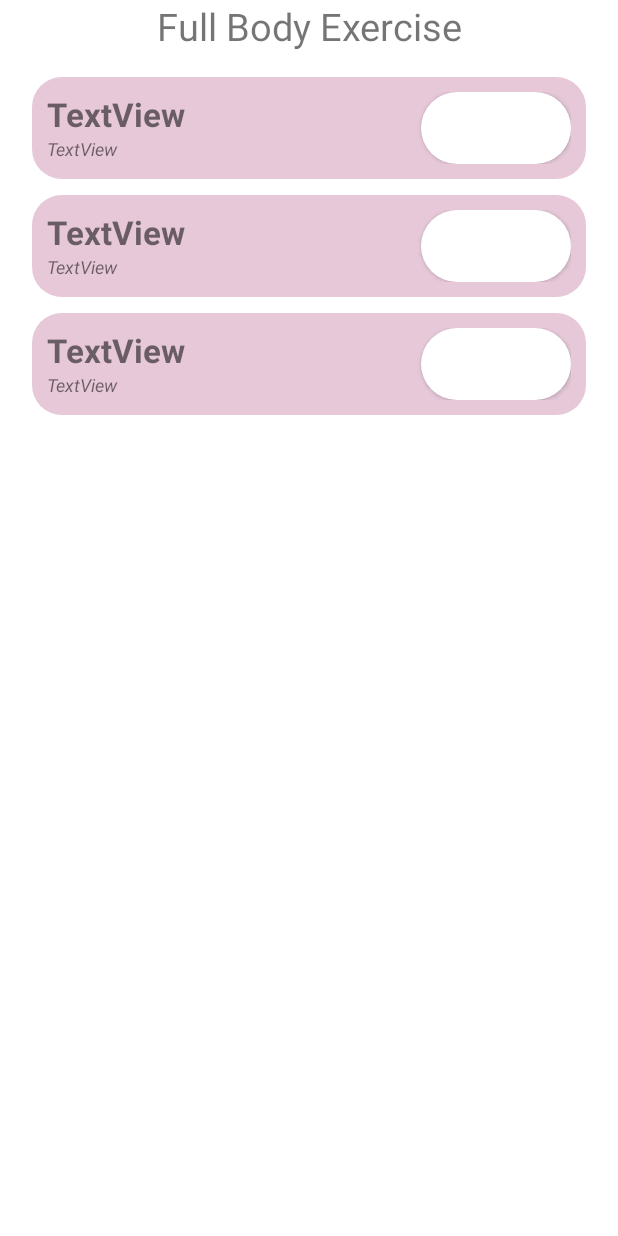
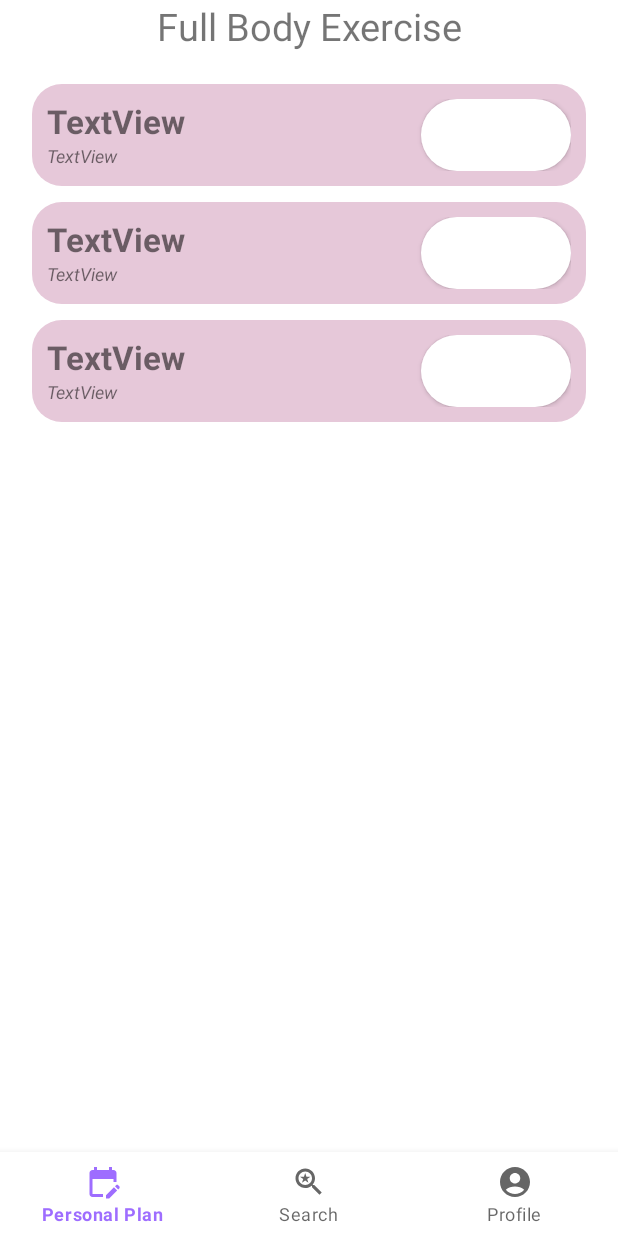
Before and after one commit to ninataa/fitnessapp, an Android app: the layout activity_group_exercises.xml on its own in the app's theme, with its tools: preview values and no code run, on a phone screen of 412 x 824 dp. Run offline under Robolectric (Android 15) with nearby library versions, the light colour scheme and no system bars.

Commit message:
My Custom App

```diff
--- a/app/src/main/java/com/example/android/roomwordssample/PersonalPlan.kt
+++ b/app/src/main/java/com/example/android/roomwordssample/PersonalPlan.kt
@@ -74,12 +74,6 @@ class PersonalPlan : AppCompatActivity() {
     fun deleteFavExercise(exercise: FavExercise) {
         groupList = mutableListOf<FavExercise>()
         favExerciseViewModel.removeExercises(exercise.ename)
-
-        Toast.makeText(
-            applicationContext,
-            "Exercise has been removed from your plan",
-            Toast.LENGTH_LONG
-        ).show()
     }
 
     fun exerciseDetail(exercise: FavExercise) {
--- /dev/null
+++ b/app/src/main/res/drawable/baseline_arrow_back_ios_24.xml
@@ -0,0 +1,5 @@
+<vector android:autoMirrored="true" android:height="24dp"
+    android:tint="#000000" android:viewportHeight="24"
+    android:viewportWidth="24" android:width="24dp" xmlns:android="http://schemas.android.com/apk/res/android">
+    <path android:fillColor="@android:color/white" android:pathData="M11.67,3.87L9.9,2.1 0,12l9.9,9.9 1.77,-1.77L3.54,12z"/>
+</vector>
--- a/app/src/main/res/layout/activity_group_exercises.xml
+++ b/app/src/main/res/layout/activity_group_exercises.xml
@@ -1,5 +1,5 @@
 <?xml version="1.0" encoding="utf-8"?>
-<androidx.coordinatorlayout.widget.CoordinatorLayout xmlns:android="http://schemas.android.com/apk/res/android"
+<androidx.constraintlayout.widget.ConstraintLayout xmlns:android="http://schemas.android.com/apk/res/android"
     xmlns:app="http://schemas.android.com/apk/res-auto"
     xmlns:tools="http://schemas.android.com/tools"
     android:layout_width="match_parent"
@@ -7,43 +7,42 @@
     android:layout_gravity="center"
     tools:context=".GroupExercises">
 
-    <!--        <com.google.android.material.appbar.AppBarLayout-->
-    <!--            android:layout_width="match_parent"-->
-    <!--            android:layout_height="wrap_content">-->
 
 
-    <!--            <androidx.appcompat.widget.Toolbar-->
-    <!--                android:id="@+id/my_toolbar"-->
-    <!--                android:layout_width="match_parent"-->
-    <!--                android:layout_height="wrap_content"-->
-    <!--                app:layout_constraintEnd_toEndOf="parent"-->
-    <!--                app:layout_constraintStart_toStartOf="parent"-->
-    <!--                app:layout_constraintTop_toTopOf="parent" />-->
-    <!--        </com.google.android.material.appbar.AppBarLayout>-->
-
-
-    <!--    <androidx.recyclerview.widget.RecyclerView-->
-    <!--            android:id="@+id/exerciselist"-->
-    <!--            android:layout_width="match_parent"-->
-    <!--            android:layout_height="match_parent"-->
-    <!--            tools:listitem="@layout/exercise_layout"-->
-    <!--            android:padding="@dimen/big_padding"-->
-    <!--             />-->
-
     <TextView
-        android:id="@+id/textView12"
+        android:id="@+id/musclegroup"
         android:layout_width="match_parent"
         android:layout_height="wrap_content"
         android:gravity="center"
         android:text="Full Body Exercise"
-        android:textSize="25sp" />
+        android:textSize="25sp"
+        app:layout_constraintTop_toTopOf="parent"
+        app:layout_constraintBottom_toTopOf="@+id/recyclerview"
+        app:layout_constraintEnd_toEndOf="parent"
+        app:layout_constraintStart_toStartOf="parent"/>
+
+
 
     <androidx.recyclerview.widget.RecyclerView
         android:id="@+id/recyclerview"
         android:layout_width="match_parent"
-        android:layout_height="match_parent"
-        android:layout_marginTop="30dp"
+        android:layout_height="wrap_content"
         android:padding="@dimen/big_padding"
-        tools:listitem="@layout/exercise_layout" />
+        tools:listitem="@layout/exercise_layout"
+        app:layout_constraintTop_toBottomOf="@+id/musclegroup"
+        app:layout_constraintEnd_toEndOf="parent"
+        app:layout_constraintStart_toStartOf="parent"/>
 
-</androidx.coordinatorlayout.widget.CoordinatorLayout>
+    <com.google.android.material.bottomnavigation.BottomNavigationView
+        android:id="@+id/nav"
+        android:layout_width="match_parent"
+        android:layout_height="wrap_content"
+        tools:layout_editor_absoluteX="400dp"
+        tools:layout_editor_absoluteY="579dp"
+        app:menu="@menu/bottom_nav"
+        app:layout_constraintBottom_toBottomOf="parent"
+        app:layout_constraintEnd_toEndOf="parent"
+        app:layout_constraintStart_toStartOf="parent"
+        />
+
+</androidx.constraintlayout.widget.ConstraintLayout>
--- a/app/src/main/res/values/colors.xml
+++ b/app/src/main/res/values/colors.xml
@@ -16,9 +16,9 @@ limitations under the License. -->
 <resources>
     <color name="button">#8C52FF</color>
     <color name="box">#E6C8D9</color>
-    <color name="colorPrimary">#3F51B5</color>
-    <color name="colorPrimaryDark">#303F9F</color>
-    <color name="colorAccent">#FF4081</color>
+    <color name="colorPrimary">#9E6DFF</color>
+    <color name="colorPrimaryDark">#8C52FF</color>
+    <color name="colorAccent">#8C52FF</color>
     <color name="buttonLabel">#FFFFFF</color>
     <color name="grey">#d3d3d3</color>
 </resources>
```
Also changed, not shown: app/src/main/java/com/example/android/roomwordssample/GroupExercises.kt (+30 -5 lines), app/src/main/java/com/example/android/roomwordssample/MainActivity.kt (+20 -19 lines).
